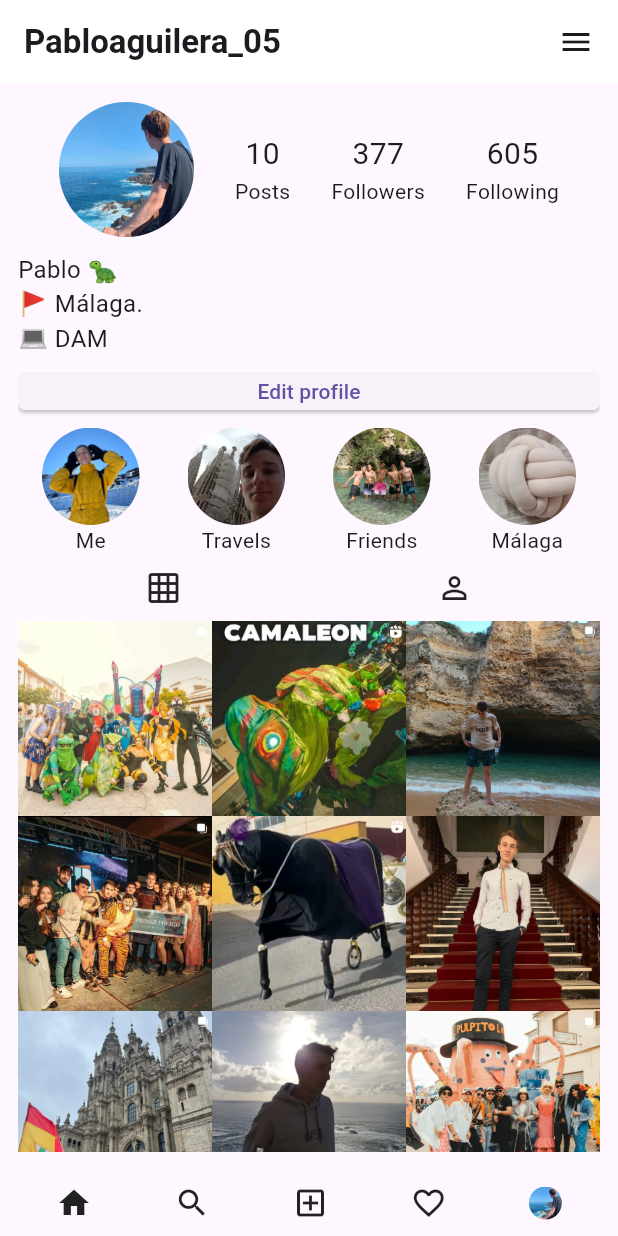
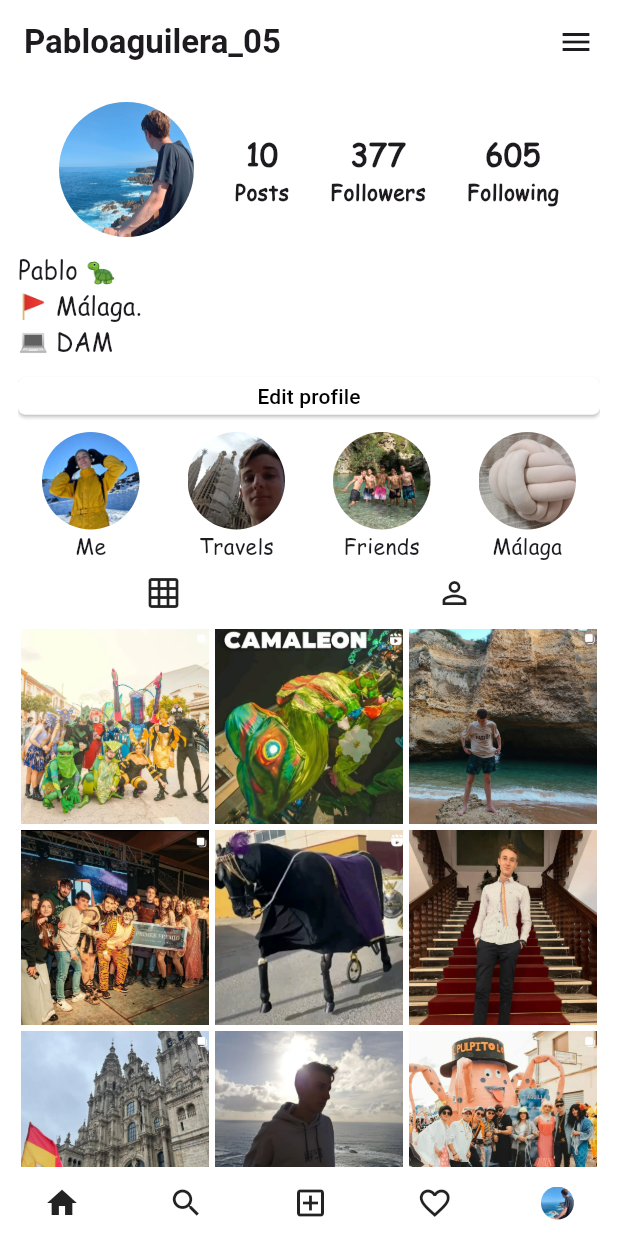
Before and after one commit to Pablo-DAM-2/TareaInstagramFlutter, a Flutter app: the screen it shows after launch, on a phone screen of 412 x 824 dp. Run offline on Flutter 3.47's test engine with Material 3 defaults, Android fonts, the phone set to English and light mode, and no system bars.

Commit message:
Hago algunos cambios menores y genero la apk

```diff
--- a/lib/main.dart
+++ b/lib/main.dart
@@ -18,6 +18,7 @@ class MyApp extends StatelessWidget {
         primarySwatch: Colors.blue,
       ),
       home: Scaffold(
+        backgroundColor: Colors.white,
         appBar: AppBar(
           backgroundColor: Colors.white,
           elevation: 0,
@@ -34,7 +35,7 @@ class MyApp extends StatelessWidget {
           ),
         ),
         bottomNavigationBar: Padding(
-          padding: const EdgeInsets.all(10),
+          padding: const EdgeInsets.only(bottom: 10),
           child: Footer(),
         ),
       ),
--- a/lib/screen/info.dart
+++ b/lib/screen/info.dart
@@ -30,13 +30,17 @@ class Info extends StatelessWidget {
                     Text(
                       '10',
                       style: TextStyle(
+                        fontFamily: 'ComicSans',
                         fontSize: 20,
+                        fontWeight: FontWeight.bold,
                       ),
                     ),
                     Text(
                       'Posts',
                       style: TextStyle(
+                        fontFamily: 'ComicSans',
                         fontSize: 14,
+                        fontWeight: FontWeight.bold,
                       ),
                     ),
                   ]),
@@ -46,13 +50,17 @@ class Info extends StatelessWidget {
                     Text(
                       '377',
                       style: TextStyle(
+                        fontFamily: 'ComicSans',
                         fontSize: 20,
+                        fontWeight: FontWeight.bold,
                       ),
                     ),
                     Text(
                       'Followers',
                       style: TextStyle(
+                        fontFamily: 'ComicSans',
                         fontSize: 14,
+                        fontWeight: FontWeight.bold,
                       ),
                     ),
                   ]),
@@ -62,13 +70,17 @@ class Info extends StatelessWidget {
                     Text(
                       '605',
                       style: TextStyle(
+                        fontFamily: 'ComicSans',
                         fontSize: 20,
+                        fontWeight: FontWeight.bold,
                       ),
                     ),
                     Text(
                       'Following',
                       style: TextStyle(
+                        fontFamily: 'ComicSans',
                         fontSize: 14,
+                        fontWeight: FontWeight.bold,
                       ),
                     ),
                   ]),
@@ -84,6 +96,7 @@ class Info extends StatelessWidget {
         const Text(
           'Pablo 🐢',
           style: TextStyle(
+            fontFamily: 'ComicSans',
             fontSize: 16,
           ),
         ),
@@ -91,13 +104,14 @@ class Info extends StatelessWidget {
         //Ubicacion
         const Text(
           '🚩 Málaga.',
-          style: TextStyle(fontSize: 16),
+          style: TextStyle(fontFamily: 'ComicSans', fontSize: 16),
         ),
 
         //DAM
         const Text(
           '💻 DAM',
           style: TextStyle(
+            fontFamily: 'ComicSans',
             fontSize: 16,
           ),
         ),
@@ -107,12 +121,16 @@ class Info extends StatelessWidget {
           child: ElevatedButton(
             style: ElevatedButton.styleFrom(
               minimumSize: const Size(400, 25),
+              backgroundColor: Colors.white,
               shape: RoundedRectangleBorder(
                 borderRadius: BorderRadius.circular(5),
               ),
             ),
             onPressed: () {},
-            child: const Text('Edit profile'),
+            child: const Text(
+              'Edit profile',
+              style: TextStyle(color: Colors.black),
+            ),
           ),
         )
       ],
--- a/lib/screen/posts.dart
+++ b/lib/screen/posts.dart
@@ -21,69 +21,87 @@ class Posts extends StatelessWidget {
           mainAxisAlignment: MainAxisAlignment.spaceBetween,
           children: [
             Expanded(
+                child: Padding(
+                    padding: const EdgeInsets.all(2),
                     child: Image.asset(
                       'assets/images/image1.png',
                       fit: BoxFit.cover,
                       height: 130,
-            )),
+                    ))),
             Expanded(
+                child: Padding(
+                    padding: const EdgeInsets.all(2),
                     child: Image.asset(
                       'assets/images/image2.png',
                       fit: BoxFit.cover,
                       height: 130,
-            )),
+                    ))),
             Expanded(
+                child: Padding(
+                    padding: const EdgeInsets.all(2),
                     child: Image.asset(
                       'assets/images/image3.png',
                       fit: BoxFit.cover,
                       height: 130,
-            ))
+                    ))),
           ],
         ),
         Row(
           mainAxisAlignment: MainAxisAlignment.spaceBetween,
           children: [
             Expanded(
+                child: Padding(
+                    padding: const EdgeInsets.all(2),
                     child: Image.asset(
                       'assets/images/image4.png',
                       fit: BoxFit.cover,
                       height: 130,
-            )),
+                    ))),
             Expanded(
+                child: Padding(
+                    padding: const EdgeInsets.all(2),
                     child: Image.asset(
                       'assets/images/image5.png',
                       fit: BoxFit.cover,
                       height: 130,
-            )),
+                    ))),
             Expanded(
+                child: Padding(
+                    padding: const EdgeInsets.all(2),
                     child: Image.asset(
                       'assets/images/image6.png',
                       fit: BoxFit.cover,
                       height: 130,
-            ))
+                    ))),
           ],
         ),
         Row(
           mainAxisAlignment: MainAxisAlignment.spaceBetween,
           children: [
             Expanded(
+                child: Padding(
+                    padding: const EdgeInsets.all(2),
                     child: Image.asset(
                       'assets/images/image7.png',
                       fit: BoxFit.cover,
                       height: 130,
-            )),
+                    ))),
             Expanded(
+                child: Padding(
+                    padding: const EdgeInsets.all(2),
                     child: Image.asset(
                       'assets/images/image8.png',
                       fit: BoxFit.cover,
                       height: 130,
-            )),
+                    ))),
             Expanded(
+                child: Padding(
+                    padding: const EdgeInsets.all(2),
                     child: Image.asset(
                       'assets/images/image9.png',
                       fit: BoxFit.cover,
                       height: 130,
-            ))
+                    ))),
           ],
         )
       ],
--- a/lib/screen/stories.dart
+++ b/lib/screen/stories.dart
@@ -22,6 +22,7 @@ class Stories extends StatelessWidget {
               const Text(
                 'Me',
                 style: TextStyle(
+                  fontFamily: 'ComicSans',
                   fontSize: 14,
                 ),
               ),
@@ -41,6 +42,7 @@ class Stories extends StatelessWidget {
               const Text(
                 'Travels',
                 style: TextStyle(
+                  fontFamily: 'ComicSans',
                   fontSize: 14,
                 ),
               ),
@@ -60,6 +62,7 @@ class Stories extends StatelessWidget {
               const Text(
                 'Friends',
                 style: TextStyle(
+                  fontFamily: 'ComicSans',
                   fontSize: 14,
                 ),
               ),
@@ -78,6 +81,7 @@ class Stories extends StatelessWidget {
               const Text(
                 'Málaga',
                 style: TextStyle(
+                  fontFamily: 'ComicSans',
                   fontSize: 14,
                 ),
               ),
```
Also changed, not shown: pubspec.yaml (+4 -6 lines), assets/fonts/6692-fontps.ttf (added), assets/fonts/comic-sans-ms.ttf (added). Lines whose indentation alone changed are shown as unchanged.
